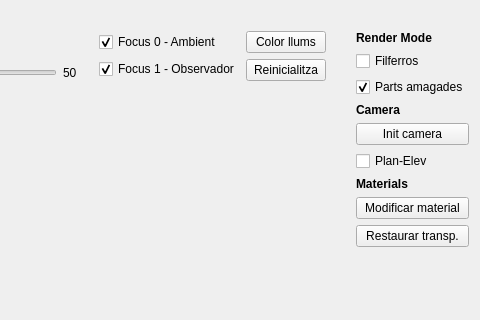
Qt form app/principal.ui (lipixx/vig1011) before a commit; both pictures show x 253 to 733 and y 0 to 320 of the 733 by 712 pixel window.
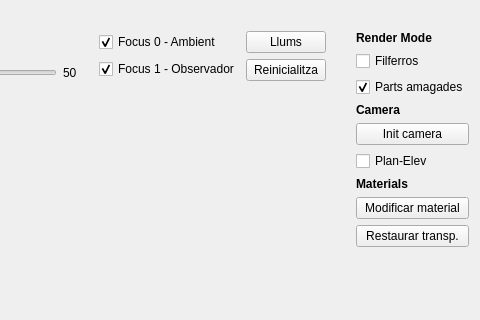
The same form after that commit. Icons and pictures are not drawn. Custom widgets are drawn as their Qt base class.

Commit message: +Feta sa interfície de llums. S'ha emmarronat un poc es codi.

Diff of the .ui file:
```diff
--- a/app/principal.ui
+++ b/app/principal.ui
@@ -66,7 +66,7 @@
      <item>
       <widget class="QPushButton" name="colLlumsButton">
        <property name="text">
-        <string>Color llums</string>
+        <string>Llums</string>
        </property>
       </widget>
      </item>
```
Left out of the diff: 19 changed lines with no effect on the pictures. The commit also changes 6 other files.
